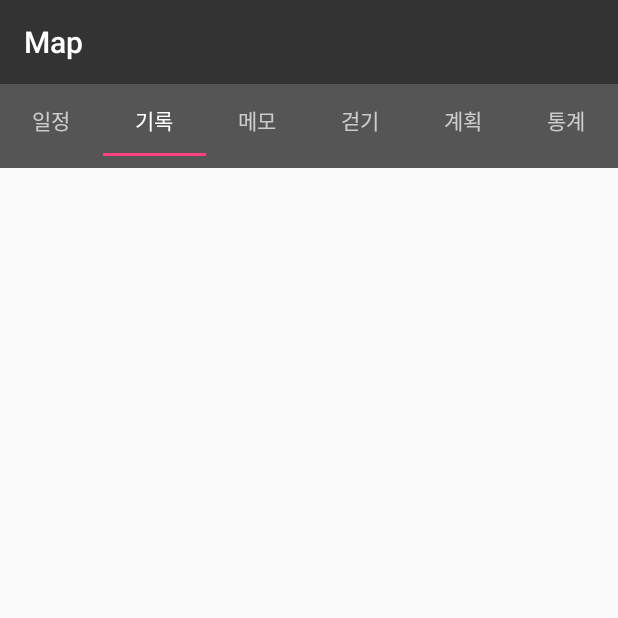
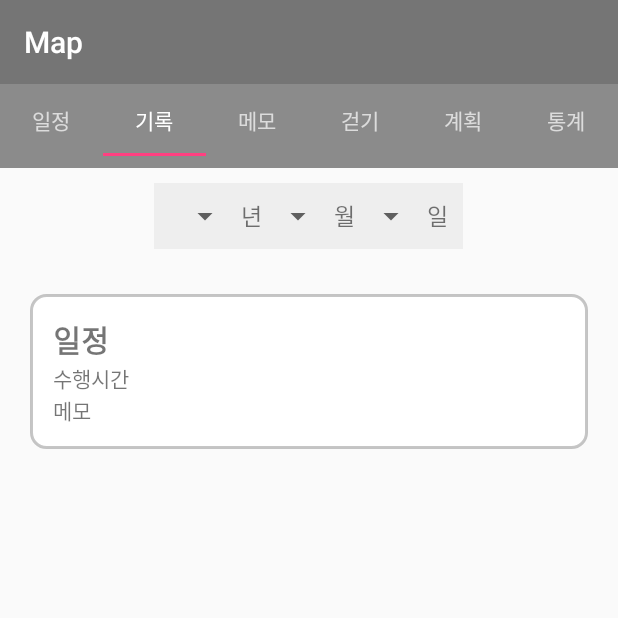
Before and after one commit to kimsk9410/Android_Study, an Android app: the screen it shows after launch (MainActivity), tab 2 chosen, on a phone screen of 412 x 824 dp, the top half of it. Run offline under Robolectric (Android 15) with nearby library versions, the phone set to English and light mode, and no system bars.

Commit message:
Log Layout

```diff
--- a/termproject/src/main/res/drawable/roundborder_55555555.xml
+++ b/termproject/src/main/res/drawable/roundborder_55555555.xml
@@ -1,12 +1,12 @@
 <?xml version="1.0" encoding="utf-8"?>
 <shape xmlns:android="http://schemas.android.com/apk/res/android"
     android:shape="rectangle" android:padding="10dp">
-    <solid android:color="#55555555"/>
+    <solid android:color="#ffffff"/>
     <corners android:bottomRightRadius="10dp"
         android:bottomLeftRadius="10dp"
         android:topLeftRadius="10dp"
         android:topRightRadius="10dp"/>
     <stroke android:width="2dp"
-        android:color="#FFFFFFFF"
+        android:color="#55555555"
         />
 </shape>
--- a/termproject/src/main/res/layout/activity_main.xml
+++ b/termproject/src/main/res/layout/activity_main.xml
@@ -7,7 +7,7 @@
         android:id="@+id/toolbar"
         android:layout_width="match_parent"
         android:layout_height="wrap_content"
-        android:background="#333333"
+        android:background="#aa333333"
         android:minHeight="?attr/actionBarSize"
         android:theme="@style/ThemeOverlay.AppCompat.Dark.ActionBar"
         android:popupTheme="@style/ThemeOverlay.AppCompat.Light" />
@@ -16,7 +16,7 @@
         android:id="@+id/tabLayout"
         android:layout_width="match_parent"
         android:layout_height="wrap_content"
-        android:background="#555555"
+        android:background="#aa555555"
         android:minHeight="?attr/actionBarSize"
         android:theme="@style/ThemeOverlay.AppCompat.Dark.ActionBar" />
 
--- a/termproject/src/main/res/layout/log.xml
+++ b/termproject/src/main/res/layout/log.xml
@@ -2,4 +2,88 @@
 <RelativeLayout xmlns:android="http://schemas.android.com/apk/res/android"
     android:layout_width="match_parent" android:layout_height="match_parent">
 
+    <LinearLayout
+        android:orientation="horizontal"
+        android:layout_width="wrap_content"
+        android:layout_height="wrap_content"
+        android:layout_alignParentTop="true"
+        android:layout_centerHorizontal="true"
+        android:padding="10dp"
+        android:background="#11555555"
+        android:layout_marginTop="10dp"
+        android:layout_marginBottom="10dp"
+        android:id="@+id/log_date">
+
+        <Spinner
+            android:layout_width="wrap_content"
+            android:layout_height="wrap_content"
+            android:id="@+id/spinner" />
+
+        <TextView
+            android:text="년"
+            android:layout_width="wrap_content"
+            android:layout_height="wrap_content"
+            android:id="@+id/textView"
+            android:textSize="15dp"/>
+
+        <Spinner
+            android:layout_width="wrap_content"
+            android:layout_height="wrap_content"
+            android:id="@+id/spinner2" />
+
+        <TextView
+            android:text="월"
+            android:layout_width="wrap_content"
+            android:layout_height="wrap_content"
+            android:id="@+id/textView6"
+            android:textSize="15dp"/>
+
+        <Spinner
+            android:layout_width="wrap_content"
+            android:layout_height="wrap_content"
+            android:id="@+id/spinner3" />
+
+        <TextView
+            android:text="일"
+            android:layout_width="match_parent"
+            android:layout_height="wrap_content"
+            android:id="@+id/textView7"
+            android:textSize="15dp"/>
+    </LinearLayout>
+
+    <TableRow
+        android:layout_width="match_parent"
+        android:layout_height="match_parent"
+        android:layout_below="@+id/log_date"
+        android:layout_centerHorizontal="true"
+        android:padding="20dp">
+
+        <LinearLayout
+            android:orientation="vertical"
+            android:layout_width="match_parent"
+            android:layout_height="wrap_content"
+            android:background="@drawable/roundborder_55555555"
+            android:padding="15dp">
+
+            <TextView
+                android:text="일정"
+                android:layout_width="match_parent"
+                android:layout_height="wrap_content"
+                android:id="@+id/textView10"
+                android:textStyle="bold"
+                android:textSize="20dp"/>
+
+            <TextView
+                android:text="수행시간"
+                android:layout_width="match_parent"
+                android:layout_height="wrap_content"
+                android:id="@+id/textView9" />
+
+            <TextView
+                android:text="메모"
+                android:layout_width="match_parent"
+                android:layout_height="wrap_content"
+                android:id="@+id/textView8" />
+        </LinearLayout>
+    </TableRow>
 </RelativeLayout>
--- a/termproject/src/main/res/layout/task.xml
+++ b/termproject/src/main/res/layout/task.xml
@@ -6,7 +6,7 @@
     <ScrollView
         android:layout_width="match_parent"
         android:layout_height="300dp"
-        android:background="@drawable/border_555555"
+        android:background="@drawable/roundborder_55555555"
         android:layout_marginLeft="15dp"
         android:layout_marginRight="15dp"
         android:layout_marginTop="15dp"
```
